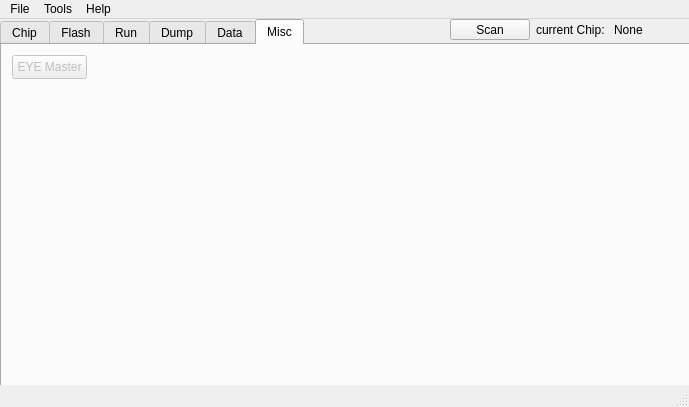
First picture: the form in src/mainwindow.ui, repository YuzukiTsuru/YFEL, before the edit.
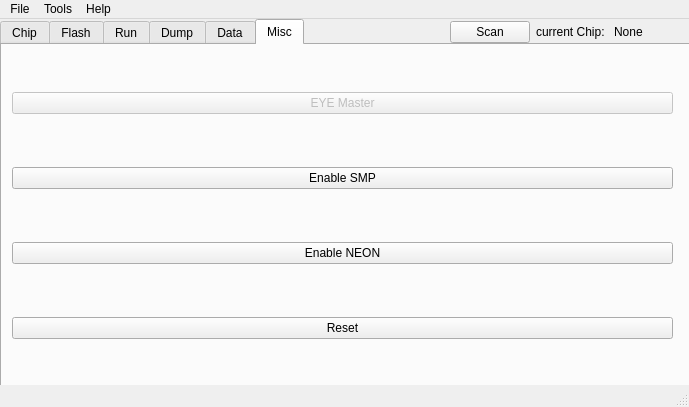
Second picture: the form after the edit. The open tabs and pages were chosen to show the change.

Commit message: move fel to chipdb

```diff
--- a/src/mainwindow.ui
+++ b/src/mainwindow.ui
@@ -572,21 +572,48 @@
      <attribute name="title">
       <string>Misc</string>
      </attribute>
-     <widget class="QPushButton" name="Misc_eyemaster_button">
-      <property name="enabled">
-       <bool>false</bool>
-      </property>
+     <widget class="QWidget" name="gridLayoutWidget_2">
       <property name="geometry">
        <rect>
         <x>10</x>
-        <y>10</y>
-        <width>75</width>
-        <height>24</height>
+        <y>0</y>
+        <width>661</width>
+        <height>341</height>
        </rect>
       </property>
-      <property name="text">
-       <string>EYE Master</string>
-      </property>
+      <layout class="QGridLayout" name="gridLayout">
+       <item row="0" column="0">
+        <widget class="QPushButton" name="Misc_eyemaster_button">
+         <property name="enabled">
+          <bool>false</bool>
+         </property>
+         <property name="text">
+          <string>EYE Master</string>
+         </property>
+        </widget>
+       </item>
+       <item row="1" column="0">
+        <widget class="QPushButton" name="Misc_enable_smp_pushButton">
+         <property name="text">
+          <string>Enable SMP</string>
+         </property>
+        </widget>
+       </item>
+       <item row="2" column="0">
+        <widget class="QPushButton" name="Misc_enable_neon_pushButton">
+         <property name="text">
+          <string>Enable NEON</string>
+         </property>
+        </widget>
+       </item>
+       <item row="3" column="0">
+        <widget class="QPushButton" name="Misc_reset_pushButton">
+         <property name="text">
+          <string>Reset</string>
+         </property>
+        </widget>
+       </item>
+      </layout>
      </widget>
     </widget>
    </widget>
@@ -596,7 +623,7 @@
       <x>450</x>
       <y>0</y>
       <width>231</width>
-      <height>21</height>
+      <height>26</height>
      </rect>
     </property>
     <layout class="QHBoxLayout" name="horizontalLayout_7">
```
Left out of the diff: 2 changed lines with no effect on the pictures. The commit also changes 2 other files.
